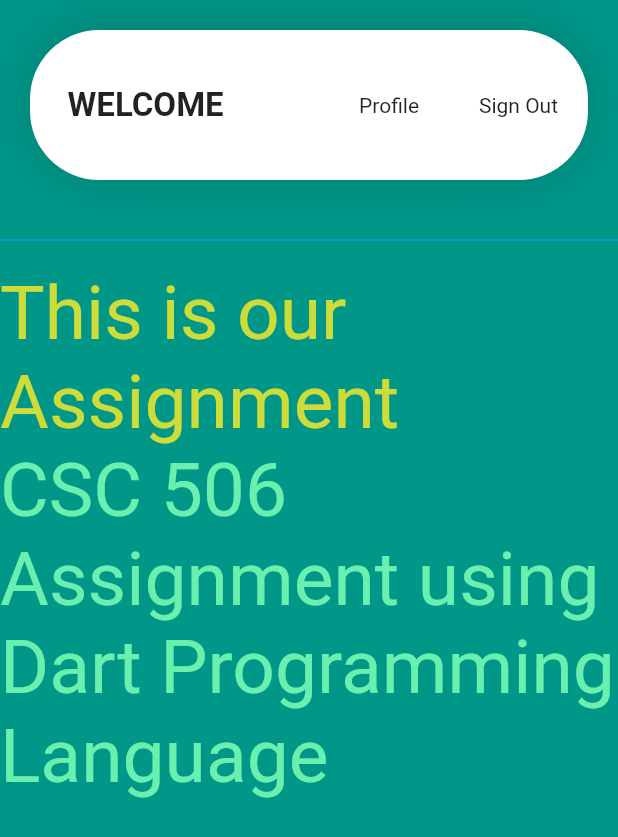
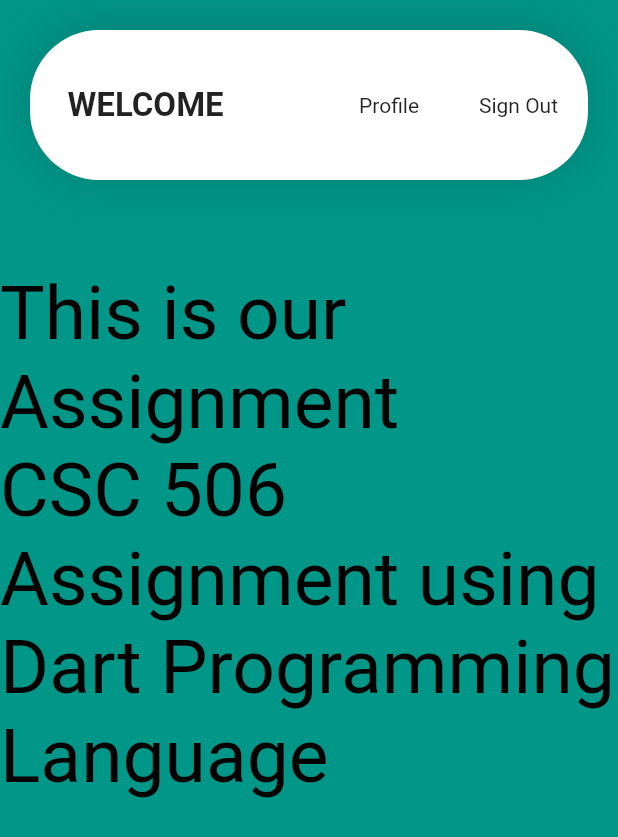
Before and after one commit to HauwaInuwa/CSC-506, a Flutter app: the MyHome screen opened by its route, on a phone screen of 412 x 824 dp. Shown: the top 837 px of the screen. Run offline on Flutter 3.47's test engine with Material 2 defaults, Android fonts, the phone set to English and light mode, and no system bars.

Commit message:
Text color

```diff
--- a/lib/home.dart
+++ b/lib/home.dart
@@ -66,15 +66,15 @@ class _MyHomeState extends State<MyHome> {
           ),
           Divider(
             height: 40,
-            color: Colors.blue,
+            color: Colors.teal,
           ),
           Text(
             'This is our Assignment',
-            style: TextStyle(color: Colors.lime, fontSize: 50),
+            style: TextStyle(color: Colors.black, fontSize: 50),
           ),
           Text(
             'CSC 506 Assignment using Dart Programming Language',
-            style: TextStyle(color: Colors.greenAccent, fontSize: 50),
+            style: TextStyle(color: Colors.black, fontSize: 50),
           )
         ],
       ),
```
